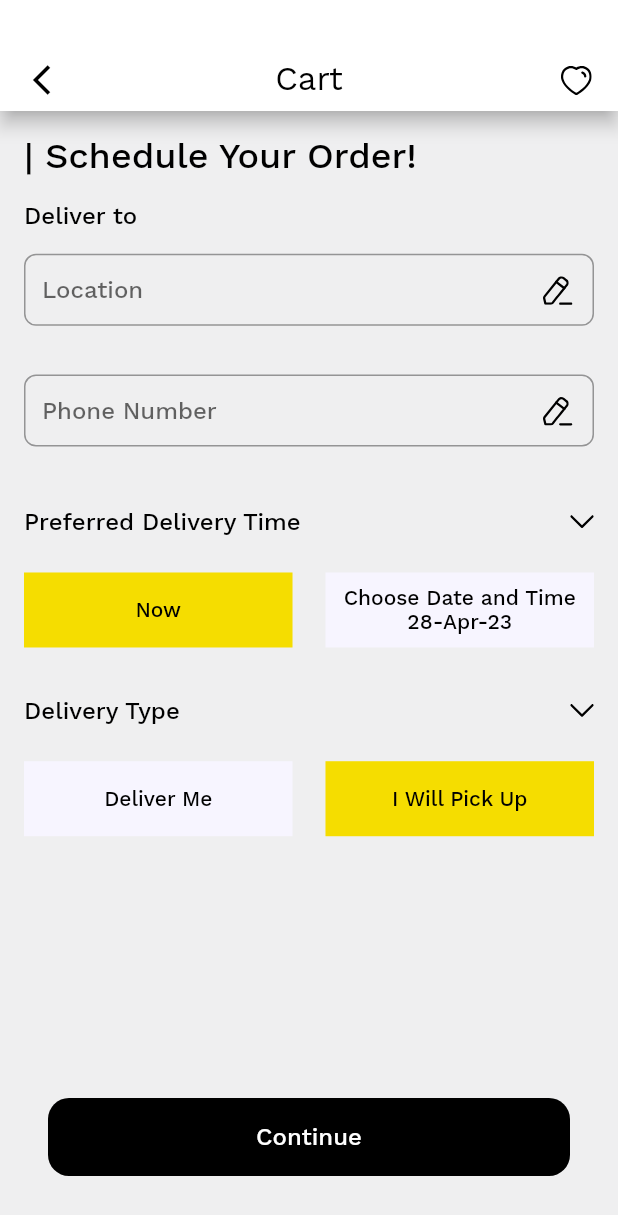
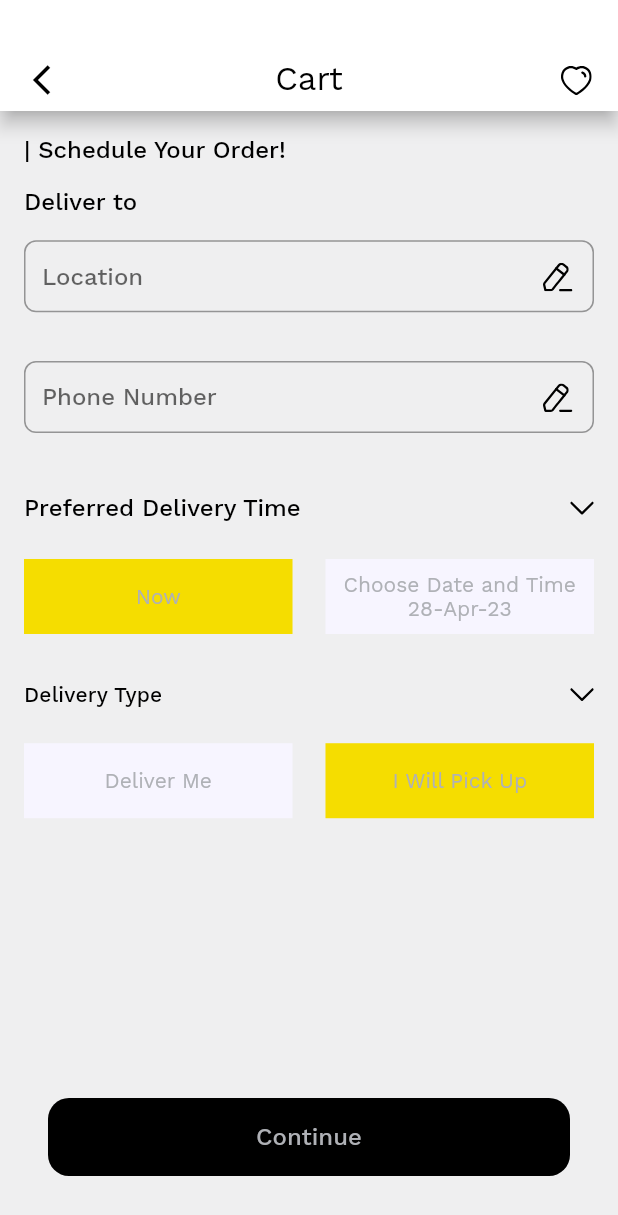
Before and after one commit to AkashDeepPatel/bakery_app, a Flutter app: the ScheduleOrderScreen widget shown alone on an empty page, opened directly, on a phone screen of 412 x 824 dp. Shown: the top 1215 px of the screen. Run offline on Flutter 3.47's test engine with Material 2 defaults, Android fonts, the phone set to English and light mode, and no system bars; our stand-ins replace cached_network_image, carousel_slider, cloud_firestore, csv, device_preview, dio and 10 more; missing offline and left inert: flutterfire_ui, razorpay_flutter; accounts and stored records are empty; network calls fail.

Commit message:
few minor changes

```diff
--- a/lib/cart/widgets/cart_item_widget.dart
+++ b/lib/cart/widgets/cart_item_widget.dart
@@ -99,7 +99,7 @@ class CartItemTile extends GetView<CartController> {
                       children: [
                         Text(
                           "\$ ${model.product.price}",
-                          style: Theme.of(context).textTheme.labelLarge,
+                          style: Theme.of(context).textTheme.bodyMedium,
                         ),
                         Text(
                           "\$ ${(model.product.price * 1.17).toDouble().round()}",
--- a/lib/orders/screens/schedule_order.dart
+++ b/lib/orders/screens/schedule_order.dart
@@ -33,7 +33,8 @@ class ScheduleOrderScreen extends GetView<OrdersController> {
         padding: const EdgeInsets.symmetric(horizontal: 16.0, vertical: 8.0),
         child: AppTextButton(
           text: "Continue",
-          color: AppThemes.black,
+          // color: AppThemes.black,
+          textColor: Theme.of(context).iconTheme.color,
           onTap: () {
             paymentCtr.options.addAll({
               'prefill': {
@@ -53,10 +54,10 @@ class ScheduleOrderScreen extends GetView<OrdersController> {
             child: ListView(
               children: [
                 Text("| Schedule Your Order! ",
-                    style: Theme.of(context).textTheme.headlineSmall),
+                    style: Theme.of(context).textTheme.titleMedium),
                 SizedBox(height: 16,),
                 Text("Deliver to",
-                    style: Theme.of(context).textTheme.labelLarge),
+                    style: Theme.of(context).textTheme.titleMedium),
                 const VSpace(16),
                 TextField(
                   readOnly: true,
@@ -108,7 +109,7 @@ class ScheduleOrderScreen extends GetView<OrdersController> {
                   mainAxisAlignment: MainAxisAlignment.spaceBetween,
                   children: [
                     Text("Preferred Delivery Time",
-                        style: Theme.of(context).textTheme.labelLarge),
+                        style: Theme.of(context).textTheme.titleMedium),
                     SvgPicture.asset(
                       CommonAssets.downArrowIcon,
                     ),
@@ -131,7 +132,9 @@ class ScheduleOrderScreen extends GetView<OrdersController> {
                           child: Center(
                               child: Text(
                             "Now",
-                            style: Theme.of(context).textTheme.labelMedium,
+                            style: TextStyle(
+                              color: Theme.of(context).iconTheme.color,
+                            ),
                           )),
                         ),
                       ),
@@ -168,11 +171,15 @@ class ScheduleOrderScreen extends GetView<OrdersController> {
                             children: [
                               Text(
                                 "Choose Date and Time",
-                                style: Theme.of(context).textTheme.labelMedium,
+                                style: TextStyle(
+                                  color: Theme.of(context).iconTheme.color,
+                                ),
                               ),
                               Text(
                                 DateFormat('dd-MMM-yy').format(controller.deliveryDateTime.value),
-                                style: Theme.of(context).textTheme.labelMedium,
+                                style: TextStyle(
+                                  color: Theme.of(context).iconTheme.color,
+                                ),
                               ),
                             ],
                           )),
@@ -186,7 +193,7 @@ class ScheduleOrderScreen extends GetView<OrdersController> {
                   mainAxisAlignment: MainAxisAlignment.spaceBetween,
                   children: [
                     Text("Delivery Type",
-                        style: Theme.of(context).textTheme.labelLarge),
+                        style: Theme.of(context).textTheme.titleSmall),
                     SvgPicture.asset(
                       CommonAssets.downArrowIcon,
                     ),
@@ -209,8 +216,9 @@ class ScheduleOrderScreen extends GetView<OrdersController> {
                           child: Center(
                               child: Text(
                             "Deliver Me",
-                            style: Theme.of(context).textTheme.labelMedium,
-                          )),
+                                style: TextStyle(
+                                  color: Theme.of(context).iconTheme.color,
+                                ),                          )),
                         ),
                       ),
                     ),
@@ -228,8 +236,9 @@ class ScheduleOrderScreen extends GetView<OrdersController> {
                           child: Center(
                               child: Text(
                             "I Will Pick Up",
-                            style: Theme.of(context).textTheme.labelMedium,
-                          )),
+                                style: TextStyle(
+                                  color: Theme.of(context).iconTheme.color,
+                                ),                          )),
                         ),
                       ),
                     ),
```
